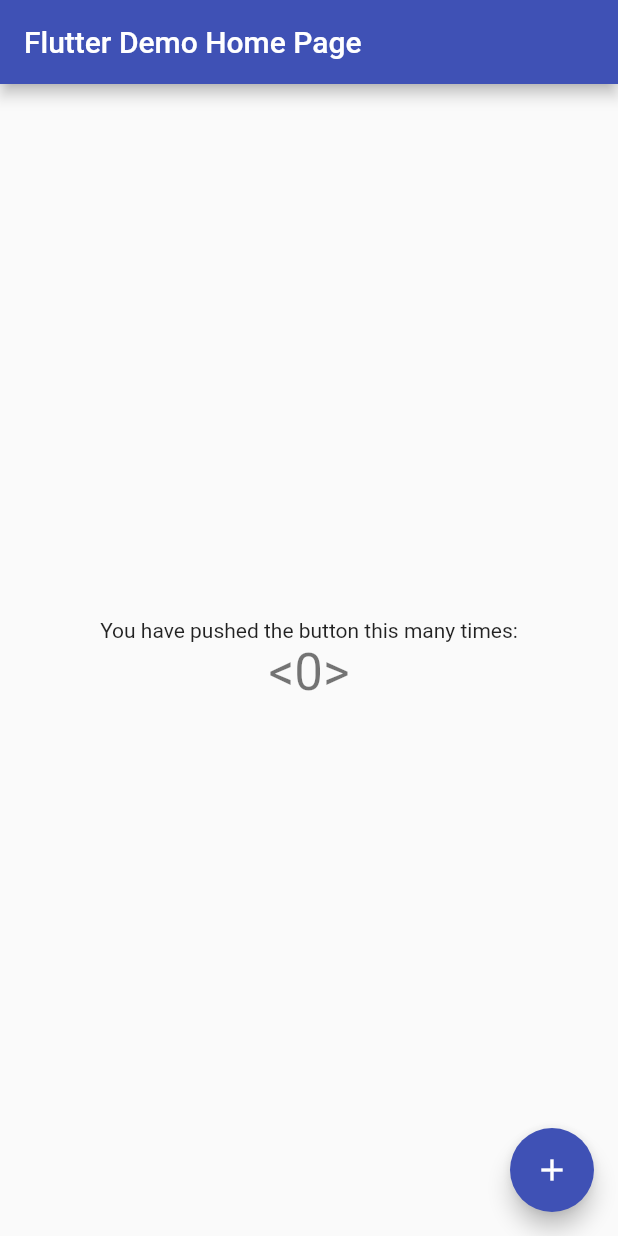
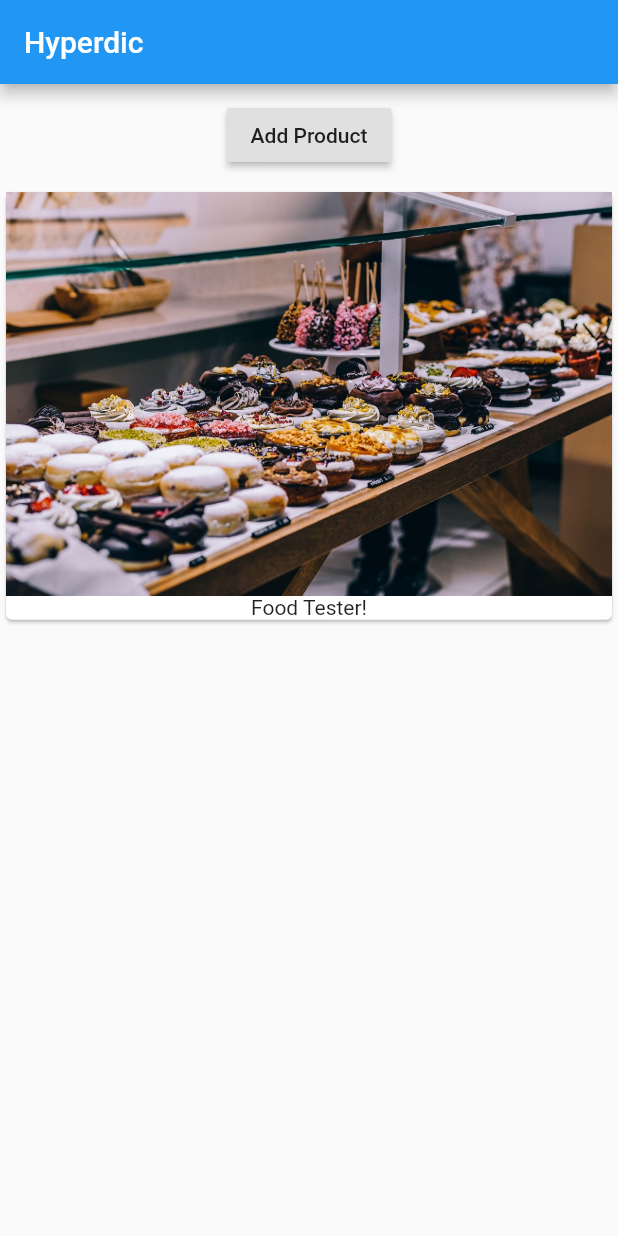
Before and after one commit to mali3days/hyperdic, a Flutter app: the screen it shows after launch, on a phone screen of 412 x 824 dp. Run offline on Flutter 3.47's test engine with Material 2 defaults, Android fonts, the phone set to English and light mode, and no system bars.

Commit message:
finish lesson 30: `passing data to stateful widgets`

```diff
--- a/mobile/lib/main.dart
+++ b/mobile/lib/main.dart
@@ -1,111 +1,16 @@
 import 'package:flutter/material.dart';
 
-void main() => runApp(MyApp());
+import './product_manager.dart';
 
-class MyApp extends StatelessWidget {
-  // This widget is the root of your application.
+void main() => runApp(Hyperdic());
+
+class Hyperdic extends StatelessWidget {
   @override
-  Widget build(BuildContext context) {
-    return MaterialApp(
-      title: 'Flutter Demo',
-      theme: ThemeData(
-        // This is the theme of your application.
-        //
-        // Try running your application with "flutter run". You'll see the
-        // application has a blue toolbar. Then, without quitting the app, try
-        // changing the primarySwatch below to Colors.green and then invoke
-        // "hot reload" (press "r" in the console where you ran "flutter run",
-        // or simply save your changes to "hot reload" in a Flutter IDE).
-        // Notice that the counter didn't reset back to zero; the application
-        // is not restarted.
-        primarySwatch: Colors.indigo,
-      ),
-      home: MyHomePage(title: 'Flutter Demo Home Page'),
-    );
-  }
+  Widget build(BuildContext context) => (MaterialApp(
+        home: Scaffold(
+            appBar: AppBar(
+              title: Text('Hyperdic'),
+            ),
+            body: ProductManager('Food Tester!')),
+      ));
 }
-
-class MyHomePage extends StatefulWidget {
-  MyHomePage({Key key, this.title}) : super(key: key);
-
-  // This widget is the home page of your application. It is stateful, meaning
-  // that it has a State object (defined below) that contains fields that affect
-  // how it looks.
-
-  // This class is the configuration for the state. It holds the values (in this
-  // case the title) provided by the parent (in this case the App widget) and
-  // used by the build method of the State. Fields in a Widget subclass are
-  // always marked "final".
-
-  final String title;
-
-  @override
-  _MyHomePageState createState() => _MyHomePageState();
-}
-
-class _MyHomePageState extends State<MyHomePage> {
-  int _counter = 0;
-
-  void _incrementCounter() {
-    setState(() {
-      // This call to setState tells the Flutter framework that something has
-      // changed in this State, which causes it to rerun the build method below
-      // so that the display can reflect the updated values. If we changed
-      // _counter without calling setState(), then the build method would not be
-      // called again, and so nothing would appear to happen.
-      _counter++;
-    });
-  }
-
-  @override
-  Widget build(BuildContext context) {
-    // This method is rerun every time setState is called, for instance as done
-    // by the _incrementCounter method above.
-    //
-    // The Flutter framework has been optimized to make rerunning build methods
-    // fast, so that you can just rebuild anything that needs updating rather
-    // than having to individually change instances of widgets.
-    return Scaffold(
-      appBar: AppBar(
-        // Here we take the value from the MyHomePage object that was created by
-        // the App.build method, and use it to set our appbar title.
-        title: Text(widget.title),
-      ),
-      body: Center(
-        // Center is a layout widget. It takes a single child and positions it
-        // in the middle of the parent.
-        child: Column(
-          // Column is also layout widget. It takes a list of children and
-          // arranges them vertically. By default, it sizes itself to fit its
-          // children horizontally, and tries to be as tall as its parent.
-          //
-          // Invoke "debug painting" (press "p" in the console, choose the
-          // "Toggle Debug Paint" action from the Flutter Inspector in Android
-          // Studio, or the "Toggle Debug Paint" command in Visual Studio Code)
-          // to see the wireframe for each widget.
-          //
-          // Column has various properties to control how it sizes itself and
-          // how it positions its children. Here we use mainAxisAlignment to
-          // center the children vertically; the main axis here is the vertical
-          // axis because Columns are vertical (the cross axis would be
-          // horizontal).
-          mainAxisAlignment: MainAxisAlignment.center,
-          children: <Widget>[
-            Text(
-              'You have pushed the button this many times:',
-            ),
-            Text(
-              '<$_counter>',
-              style: Theme.of(context).textTheme.display1,
-            ),
-          ],
-        ),
-      ),
-      floatingActionButton: FloatingActionButton(
-        onPressed: _incrementCounter,
-        tooltip: 'Increment',
-        child: Icon(Icons.add),
-      ), // This trailing comma makes auto-formatting nicer for build methods.
-    );
-  }
-}
--- /dev/null
+++ b/mobile/lib/product_manager.dart
@@ -0,0 +1,44 @@
+import 'package:flutter/material.dart';
+
+import './products.dart';
+
+class ProductManager extends StatefulWidget {
+  final String startingProduct;
+
+  ProductManager(this.startingProduct);
+
+  @override
+  State<StatefulWidget> createState() {
+    return _ProductManagerState();
+  }
+}
+
+class _ProductManagerState extends State<ProductManager> {
+  List<String> _products = [];
+
+  @override
+  void initState() {
+    _products.add(widget.startingProduct);
+    super.initState();
+  }
+
+  @override
+  Widget build(BuildContext context) {
+    return Column(
+      children: [
+        Container(
+          margin: EdgeInsets.all(10.0),
+          child: RaisedButton(
+            child: Text('Add Product'),
+            onPressed: () {
+              setState(() {
+                _products.add('Advanced Food Tester');
+              });
+            },
+          ),
+        ),
+        Products(_products),
+      ],
+    );
+  }
+}
--- /dev/null
+++ b/mobile/lib/products.dart
@@ -0,0 +1,25 @@
+import 'package:flutter/material.dart';
+
+class Products extends StatelessWidget {
+  final List<String> products;
+
+  Products(this.products);
+
+  @override
+  Widget build(BuildContext context) {
+    return Column(
+      children: products
+          .map(
+            (element) => Card(
+                  child: Column(
+                    children: <Widget>[
+                      Image.asset('assets/food.jpg'),
+                      Text(element),
+                    ],
+                  ),
+                ),
+          )
+          .toList(),
+    );
+  }
+}
--- a/mobile/pubspec.yaml
+++ b/mobile/pubspec.yaml
@@ -41,8 +41,8 @@
   uses-material-design: true
 
   # To add assets to your application, add an assets section, like this:
-  # assets:
-  #  - images/a_dot_burr.jpeg
+  assets:
+   - assets/food.jpg
   #  - images/a_dot_ham.jpeg
 
   # An image asset can refer to one or more resolution-specific "variants", see
```
Also changed, not shown: mobile/assets/food.jpg (added), 2 other files.
